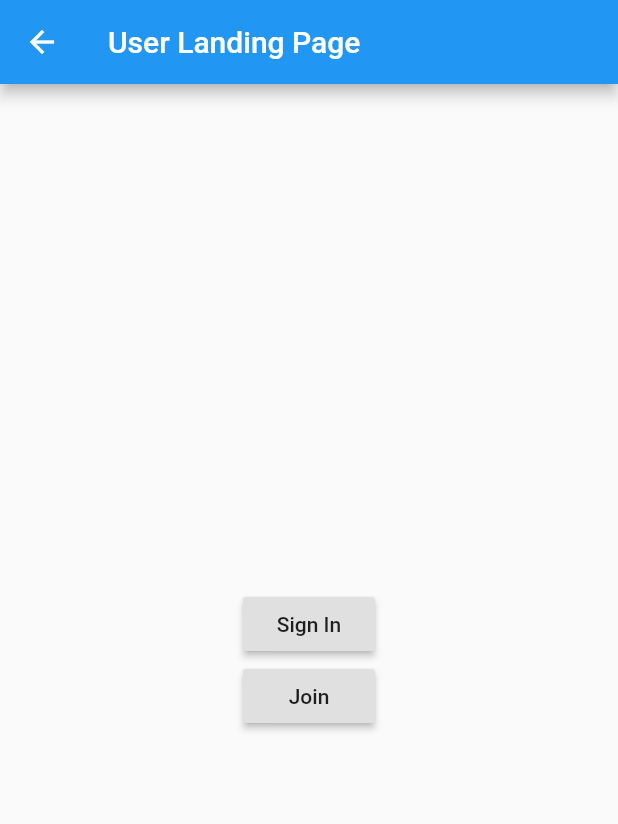
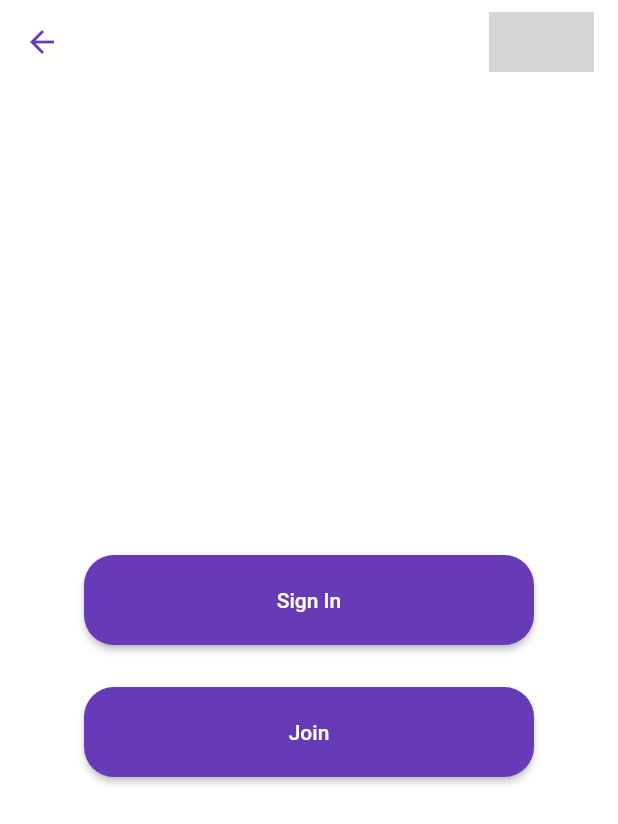
Before and after one commit to veronicakate/f_e_access_the_city, a Flutter app: the UserLanding screen opened directly, on a phone screen of 412 x 824 dp. Shown: the top 824 px of the screen. Run offline on Flutter 3.47's test engine with Material 2 defaults, Android fonts, the phone set to English and light mode, and no system bars; grey boxes are pictures that could not be loaded.

Commit message:
update user landing page

```diff
--- a/access_the_city/lib/pages/users/landing_user_page.dart
+++ b/access_the_city/lib/pages/users/landing_user_page.dart
@@ -1,35 +1,79 @@
 import 'package:flutter/material.dart';
 import 'package:access_the_city/pages/users/sign_in_user.dart';
 import 'package:access_the_city/pages/users/user_join.dart';
+class UserLanding extends StatelessWidget {
 
-class UserLanding extends StatelessWidget {
   @override
+
   Widget build(BuildContext context) {
+
     return Scaffold(
+
+       backgroundColor: Colors.white,
       appBar: AppBar(
-        title: Text("User Landing Page"),
+
+        backgroundColor: Colors.white,
+         elevation:0.0,
+
+    title: Row(
+     crossAxisAlignment:CrossAxisAlignment.center,
+      mainAxisAlignment:MainAxisAlignment.end,
+    children:[
+      Image.asset("images/logo.png", width:70.0,height:40.0),
+      Container(
+        // padding:const EdgeInsets.all(20.0),
+      )
+      ]
+    ),
+        iconTheme: IconThemeData(color: Colors.deepPurple),
+                // iconTheme: IconThemeData(color: Colors.red,size:100, opacity: 1),
+
       ),
 
    body: Center(
+
 
       child: Column(
         mainAxisAlignment: MainAxisAlignment.center,
 
         children: <Widget>[
 
+            Container(
+              width: 300.0,
+              height: 60.0,
 
-        RaisedButton(
+              margin: EdgeInsets.all(18.0),
 
+              child: RaisedButton(
+                shape: new RoundedRectangleBorder(borderRadius: new BorderRadius.circular(20.0)),
           child: Text('Sign In'),
+
+          //  padding: const EdgeInsets.all(18.0),
+           textColor: Colors.white,
+           color: Colors.deepPurple,
+
           onPressed: () {
             Navigator.push(
               context,
               MaterialPageRoute(builder: (context) => UserSignIn()),
             );
           },
+
         ),
-        RaisedButton(
+            ),
+       Container(
+         width: 300.0,
+          height: 60.0,
+ margin: EdgeInsets.all(10.0),
+      child:  RaisedButton(
+
+
+ shape: new RoundedRectangleBorder(borderRadius: new BorderRadius.circular(20.0)),
           child: Text('Join'),
+            padding: const EdgeInsets.all(18.0),
+           textColor: Colors.white,
+          color: Colors.deepPurple,
+
           onPressed: () {
             Navigator.push(
               context,
@@ -37,7 +81,9 @@ class UserLanding extends StatelessWidget {
             );
           },
         ),
-      ]),
+       ),
+
+      ])
     )
 
     );
```
